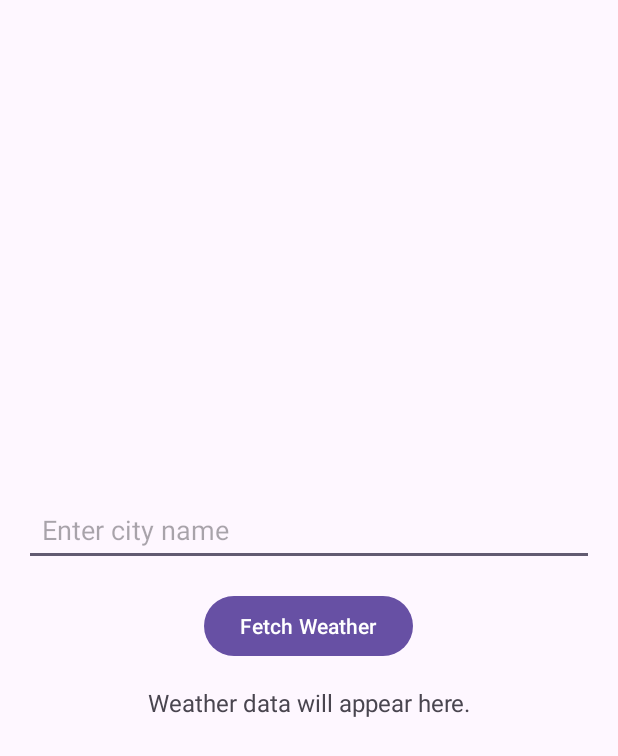
After one commit to artur300/WeatherApp, an Android app: the layout layout_weather_fragment.xml on its own in the app's theme, with its tools: preview values and no code run, on a phone screen of 412 x 824 dp. The commit adds this screen. Shown: the top 756 px of the screen. Run offline under Robolectric (Android 15) with nearby library versions, the phone set to English and light mode, and no system bars.

Commit message:
6 commit

```diff
--- /dev/null
+++ b/app/src/main/res/layout/layout_weather_fragment.xml
@@ -0,0 +1,36 @@
+<?xml version="1.0" encoding="utf-8"?>
+<LinearLayout
+    xmlns:android="http://schemas.android.com/apk/res/android"
+    android:layout_width="match_parent"
+    android:layout_height="match_parent"
+    android:orientation="vertical"
+    android:padding="16dp"
+    android:gravity="center">
+
+    <!-- שדה להזנת שם העיר -->
+    <EditText
+        android:id="@+id/et_city_name"
+        android:layout_width="match_parent"
+        android:layout_height="wrap_content"
+        android:hint="Enter city name"
+        android:inputType="text"
+        android:padding="12dp" />
+
+    <!-- כפתור לשליחת בקשת הנתונים -->
+    <Button
+        android:id="@+id/btn_fetch_weather"
+        android:layout_width="wrap_content"
+        android:layout_height="wrap_content"
+        android:text="Fetch Weather"
+        android:layout_marginTop="16dp" />
+
+    <!-- תצוגה להצגת התוצאה -->
+    <TextView
+        android:id="@+id/tv_weather_result"
+        android:layout_width="match_parent"
+        android:layout_height="wrap_content"
+        android:text="Weather data will appear here."
+        android:textSize="16sp"
+        android:padding="16dp"
+        android:gravity="center" />
+</LinearLayout>
--- a/app/src/main/res/navigation/my_nav.xml
+++ b/app/src/main/res/navigation/my_nav.xml
@@ -4,9 +4,10 @@
     xmlns:tools="http://schemas.android.com/tools"
     android:id="@+id/my_nav"
     app:startDestination="@id/weatherFragment">
+
     <fragment
         android:id="@+id/weatherFragment"
         android:name="com.example.weatherApp.weather_user_interface.WeatherFragment"
-        android:label="layout_weather_fragment"
+        android:label="WeatherFragment"
         tools:layout="@layout/layout_weather_fragment" />
 </navigation>
```
Also changed, not shown: app/src/main/java/com/example/weatherApp/weather_data/Repositories/WeatherRepository.kt (+1 -11 lines), app/src/main/java/com/example/weatherApp/weather_user_interface/Fragment.kt (added, +58 -0 lines), app/src/main/java/com/example/weatherApp/weather_user_interface/ViewModel.kt (added, +22 -0 lines).
